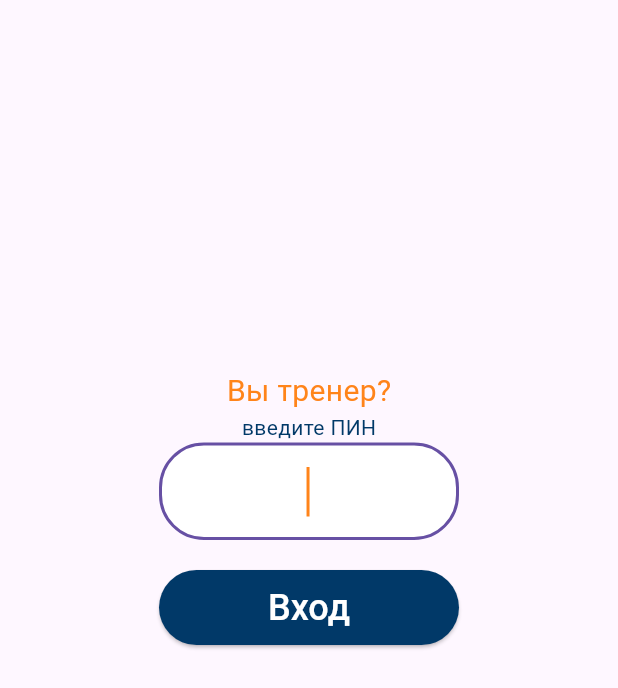
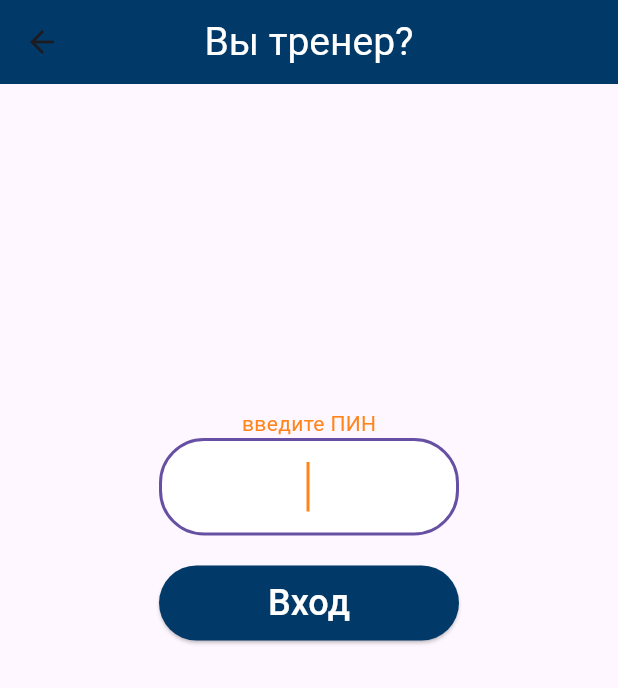
Before and after one commit to sertx64/trail_pro_training, a Flutter app: the screen it shows after launch, after a tap on the "fitness center" icon, on a phone screen of 412 x 824 dp. Shown: the top 688 px of the screen. Run offline on Flutter 3.47's test engine with Material 3 defaults, Android fonts, the phone set to English and light mode, and no system bars; our stand-ins replace go_router, hive; missing offline and left inert: flutter_inappwebview, gsheets, week_number; accounts and stored records are empty; key blocks and very long unbroken strings in the code were emptied for the run.

```diff
--- a/lib/domain/router.dart
+++ b/lib/domain/router.dart
@@ -10,7 +10,7 @@ import 'package:trailpro_planning/presentation/personal_plan_trainer_screen.dart
 import 'package:trailpro_planning/presentation/site_trailpro.dart';
 import 'package:trailpro_planning/presentation/splash_screen.dart';
 import 'package:trailpro_planning/presentation/student_screen.dart';
-import 'package:trailpro_planning/presentation/trainer_auth_screen.dart';
+import 'package:trailpro_planning/presentation/authorization_trainer_screen.dart';
 import 'package:trailpro_planning/presentation/trainer_screen.dart';
 import 'package:trailpro_planning/presentation/user_list_screen.dart';
 
--- a/lib/presentation/authorization_student_screen.dart
+++ b/lib/presentation/authorization_student_screen.dart
@@ -42,7 +42,7 @@ class Authorization extends StatelessWidget {
             child: Column(
           mainAxisAlignment: MainAxisAlignment.start,
           children: [
-            const SizedBox(height: 200),
+            const SizedBox(height: 150),
             const Text('логин'),
             SizedBox(
               height: 50,
--- a/lib/presentation/trainer_auth_screen.dart
+++ b/lib/presentation/authorization_trainer_screen.dart
@@ -8,20 +8,22 @@ class TrainerAuth extends StatelessWidget {
   @override
   Widget build(BuildContext context) {
     return Scaffold(
+        appBar: AppBar(
+            centerTitle: true,
+            title: const Text(
+                style: TextStyle(fontSize: 26, color: Colors.white),
+                'Вы тренер?'),
+            backgroundColor: const Color.fromRGBO(1, 57, 104, 1)
+        ),
         body: Center(
             child: Padding(
       padding: const EdgeInsets.all(16.0),
       child: Column(
         mainAxisAlignment: MainAxisAlignment.start,
         children: [
-          const SizedBox(height: 230),
+          const SizedBox(height: 200),
           const Text(
-              style: TextStyle(
-                  fontSize: 20,
-                  color: Color.fromRGBO(255, 132, 26, 1)),
-              'Вы тренер?'),
-          const Text(
-              style: TextStyle(color: Color.fromRGBO(1, 57, 104, 1)),
+              style: TextStyle(color: Color.fromRGBO(255, 132, 26, 1)),
               'введите ПИН'),
           SizedBox(
             width: 200,
--- a/pubspec.yaml
+++ b/pubspec.yaml
@@ -43,6 +43,7 @@ dependencies:
   hive: ^2.2.3
   hive_flutter: ^1.1.0
   path_provider: ^2.1.0
+  flutter_inappwebview_ios: ^1.1.2
 
 
 
```
Also changed, not shown: pubspec.lock, 11 other files.
